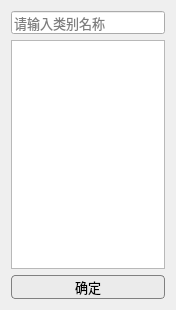
feiyuhuahuo/HuaHuoLabel, file ui_files/label_window.ui: the form before one commit.
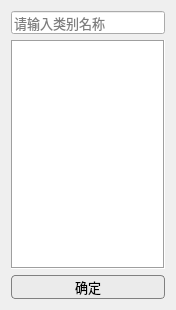
The form after the commit.

Diff of the .ui file:
```diff
--- a/ui_files/label_window.ui
+++ b/ui_files/label_window.ui
@@ -42,6 +42,9 @@
        <pointsize>10</pointsize>
       </font>
      </property>
+     <property name="frameShape">
+      <enum>QFrame::Box</enum>
+     </property>
     </widget>
    </item>
    <item>
```
